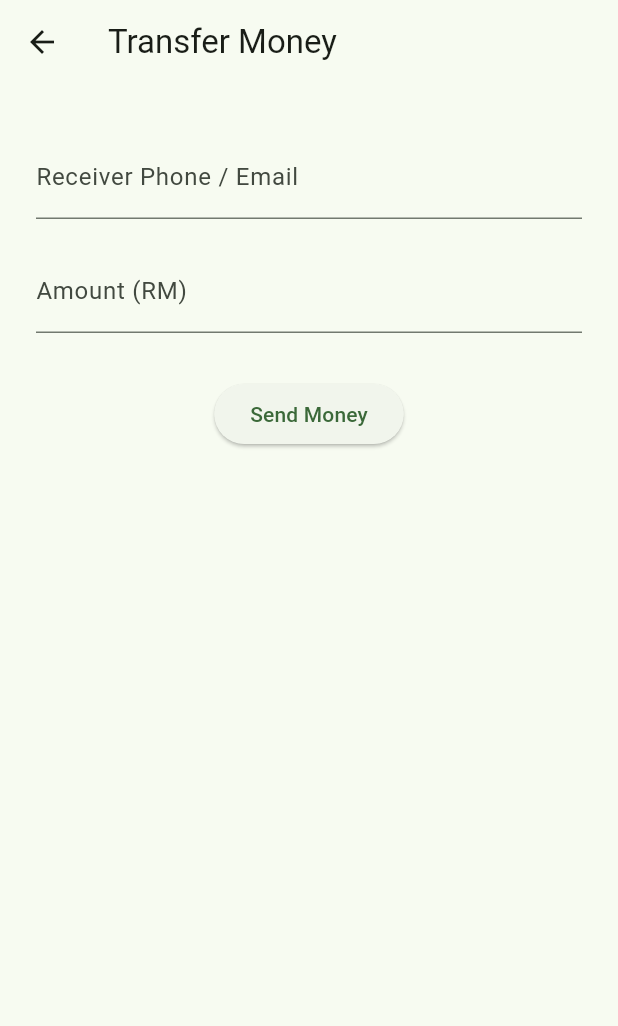
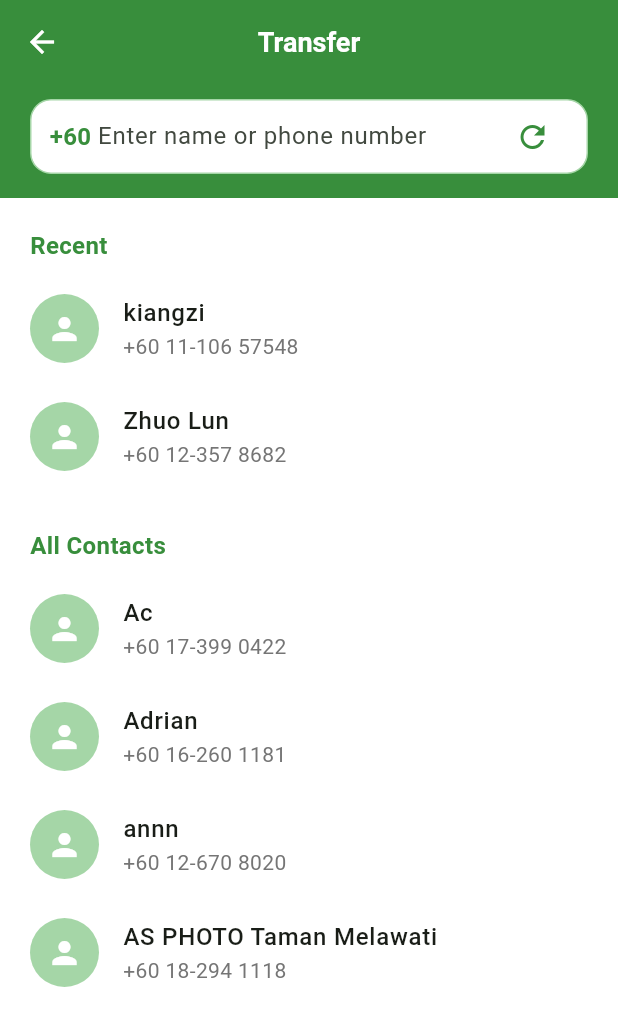
Before and after one commit to zhhhhh-tarumt/fyp2, a Flutter app: the HomeView screen opened by its route, after a tap on "Transfer", on a phone screen of 412 x 824 dp. Shown: the top 1026 px of the screen. Run offline on Flutter 3.47's test engine with Material 3 defaults, Android fonts, the phone set to English and light mode, and no system bars; our stand-ins replace fl_chart.

Commit message:
Transfer money

```diff
--- a/lib/View/home_view.dart
+++ b/lib/View/home_view.dart
@@ -53,7 +53,7 @@ class HomeView extends StatelessWidget {
                   mainAxisAlignment: MainAxisAlignment.spaceBetween,
                   children: [
                     quickAction(Icons.add, "Add", "/reloadMoney", context),
-                    quickAction(Icons.swap_horiz, "Transfer", "/transfer", context),
+                    quickAction(Icons.swap_horiz, "Transfer", "/transferContact", context),
                     quickAction(Icons.qr_code, "Scan", "/merchantScan", context),
                   ],
                 ),
@@ -102,7 +102,7 @@ class HomeView extends StatelessWidget {
             context,
             title: "Transfer Money",
             icon: Icons.swap_horiz,
-            route: "/transfer",
+            route: "/transferContact",
           ),
           shortcutCard(
             context,
--- /dev/null
+++ b/lib/View/transfer_contact_view.dart
@@ -0,0 +1,179 @@
+import 'package:flutter/material.dart';
+import 'transfer_money_view.dart';
+
+class TransferContactView extends StatefulWidget {
+  const TransferContactView({super.key});
+
+  @override
+  State<TransferContactView> createState() => _TransferContactViewState();
+}
+
+class _TransferContactViewState extends State<TransferContactView> {
+  final searchCtrl = TextEditingController();
+
+  final recentContacts = [
+    {"name": "kiangzi", "phone": "+60 11-106 57548"},
+    {"name": "Zhuo Lun", "phone": "+60 12-357 8682"},
+  ];
+
+  final allContacts = [
+    {"name": "Ac", "phone": "+60 17-399 0422"},
+    {"name": "Adrian", "phone": "+60 16-260 1181"},
+    {"name": "annn", "phone": "+60 12-670 8020"},
+    {"name": "AS PHOTO Taman Melawati", "phone": "+60 18-294 1118"},
+  ];
+
+  void goToTransfer(String name, String phone) {
+    Navigator.push(
+      context,
+      MaterialPageRoute(
+        builder: (context) => TransferMoneyView(
+          receiverName: name,
+          receiverPhone: phone,
+        ),
+      ),
+    );
+  }
+
+  @override
+  Widget build(BuildContext context) {
+    final green = Colors.green.shade700;
+
+    return Scaffold(
+      backgroundColor: Colors.white,
+
+      appBar: AppBar(
+        elevation: 0,
+        backgroundColor: green,
+        foregroundColor: Colors.white,
+        centerTitle: true,
+        title: const Text(
+          "Transfer",
+          style: TextStyle(fontSize: 18, fontWeight: FontWeight.w600),
+        ),
+      ),
+
+      body: Column(
+        children: [
+          // GREEN HEADER (Tab + Search Bar)
+          Container(
+            width: double.infinity,
+            color: green,
+            padding: const EdgeInsets.only(bottom: 16),
+            child: Column(
+              children: [
+                const SizedBox(height: 10),
+
+                // Search Bar (green theme)
+                Padding(
+                  padding: const EdgeInsets.symmetric(horizontal: 20),
+                  child: Container(
+                    padding: const EdgeInsets.symmetric(horizontal: 12),
+                    decoration: BoxDecoration(
+                      color: Colors.white,
+                      borderRadius: BorderRadius.circular(14),
+                      border: Border.all(color: Colors.green.shade200),
+                    ),
+                    child: Row(
+                      children: [
+                        Text(
+                          "+60 ",
+                          style: TextStyle(
+                            fontSize: 16,
+                            fontWeight: FontWeight.w600,
+                            color: green,
+                          ),
+                        ),
+                        Expanded(
+                          child: TextField(
+                            controller: searchCtrl,
+                            decoration: const InputDecoration(
+                              hintText: "Enter name or phone number",
+                              border: InputBorder.none,
+                            ),
+                            onSubmitted: (v) {
+                              if (v.trim().isNotEmpty) {
+                                goToTransfer(v.trim(), "+60 ****");
+                              }
+                            },
+                          ),
+                        ),
+                        IconButton(
+                          icon: Icon(Icons.refresh, color: green),
+                          onPressed: () {},
+                        ),
+                      ],
+                    ),
+                  ),
+                ),
+              ],
+            ),
+          ),
+
+          // CONTACT LIST
+          Expanded(
+            child: ListView(
+              padding: const EdgeInsets.symmetric(horizontal: 20),
+              children: [
+                const SizedBox(height: 20),
+
+                // Recent header
+                Text(
+                  "Recent",
+                  style: TextStyle(
+                    fontSize: 16,
+                    fontWeight: FontWeight.w600,
+                    color: green,
+                  ),
+                ),
+                const SizedBox(height: 8),
+
+                // Recent list
+                ...recentContacts.map((c) => contactTile(c)).toList(),
+
+                const SizedBox(height: 25),
+
+                // All contacts header
+                Text(
+                  "All Contacts",
+                  style: TextStyle(
+                    fontSize: 16,
+                    fontWeight: FontWeight.w600,
+                    color: green,
+                  ),
+                ),
+                const SizedBox(height: 8),
+
+                // All contacts
+                ...allContacts.map((c) => contactTile(c)).toList(),
+              ],
+            ),
+          ),
+        ],
+      ),
+    );
+  }
+
+  // CONTACT TILE (Green Avatar)
+  Widget contactTile(Map c) {
+    final green = Colors.green.shade700;
+
+    return ListTile(
+      contentPadding: EdgeInsets.zero,
+      leading: CircleAvatar(
+        radius: 23,
+        backgroundColor: Colors.green.shade200,
+        child: const Icon(Icons.person, color: Colors.white),
+      ),
+      title: Text(
+        c["name"],
+        style: const TextStyle(fontSize: 16, fontWeight: FontWeight.w500),
+      ),
+      subtitle: Text(
+        c["phone"],
+        style: TextStyle(color: Colors.grey.shade600),
+      ),
+      onTap: () => goToTransfer(c["name"], c["phone"]),
+    );
+  }
+}
```
Also changed, not shown: lib/View/transfer_money_view.dart (+170 -26 lines), lib/main.dart (+5 -2 lines).
